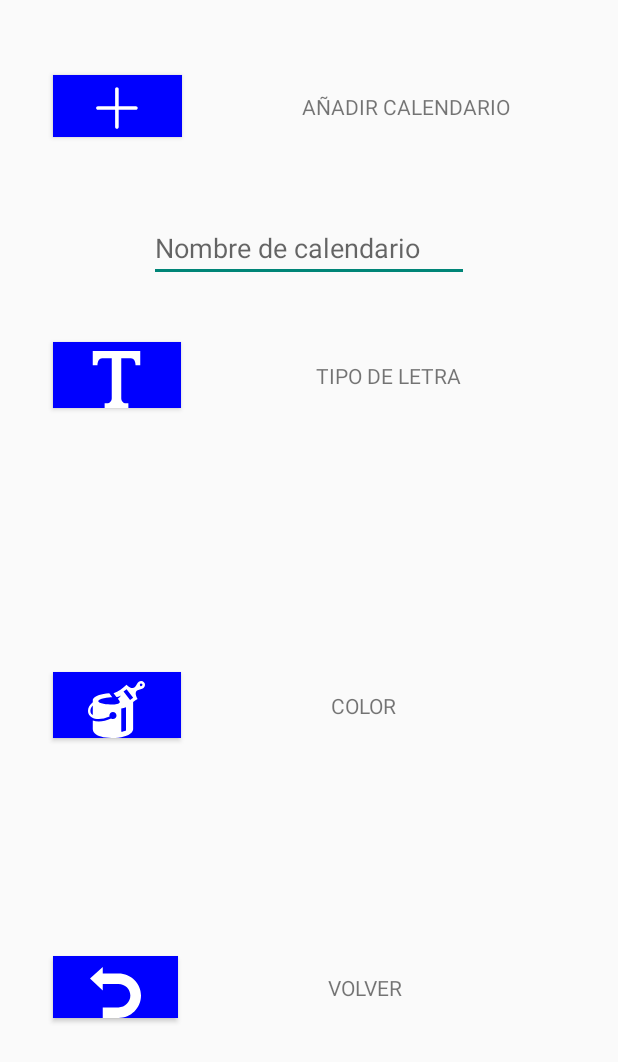
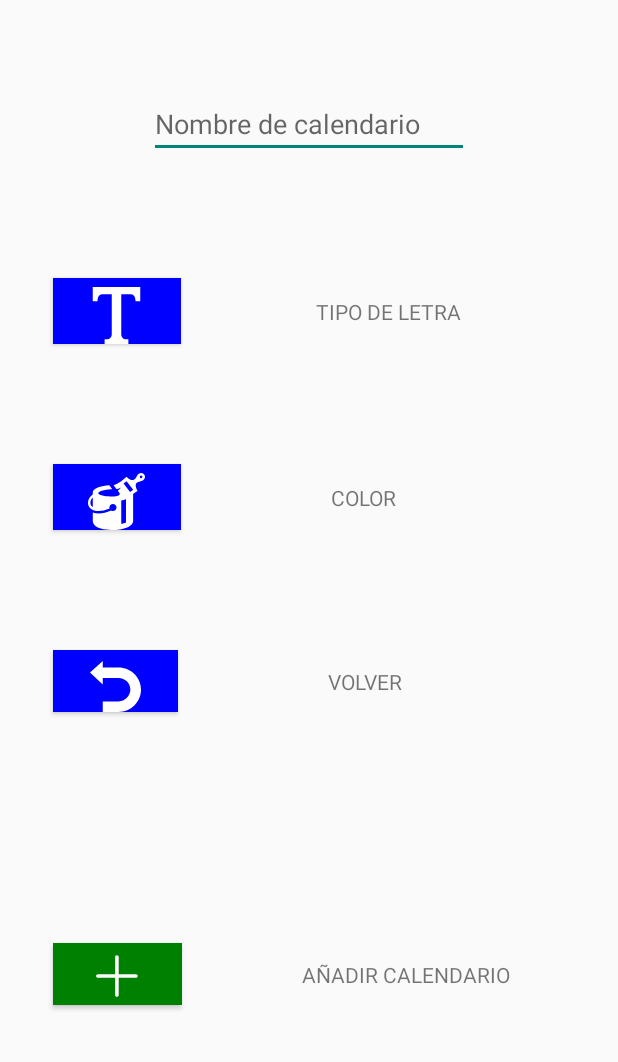
Before and after one commit to daniel-colmenares/TFG, an Android app: the layout crear_calendario.xml on its own in the app's theme, with its tools: preview values and no code run, on a phone screen of 412 x 824 dp. Shown: the top 1062 px of the screen. Run offline under Robolectric (Android 15) with nearby library versions, the phone set to English and light mode, and no system bars.

Commit message:
Edit evento arreglo pt.7

```diff
--- a/app/src/main/res/layout/activity_select_calendar.xml
+++ b/app/src/main/res/layout/activity_select_calendar.xml
@@ -115,7 +115,7 @@
         android:layout_width="wrap_content"
         android:layout_height="wrap_content"
         android:layout_marginBottom="40dp"
-        android:text="AJUSTES"
+        android:text="FILTROS"
         android:layout_marginTop="25dp"
         android:textColor="@color/black"
         app:layout_constraintEnd_toEndOf="parent"
--- a/app/src/main/res/layout/crear_calendario.xml
+++ b/app/src/main/res/layout/crear_calendario.xml
@@ -14,7 +14,6 @@
         android:layout_marginBottom="49dp"
         android:background="@color/blue"
         android:drawableBottom="@drawable/ic_color"
-        app:layout_constraintBottom_toTopOf="@+id/buttonCancelar"
         app:layout_constraintStart_toStartOf="parent"
         app:layout_constraintTop_toBottomOf="@+id/buttonLetra" />
 
@@ -23,7 +22,7 @@
         android:layout_marginLeft="35dp"
         android:layout_width="85dp"
         android:layout_height="44dp"
-        android:layout_marginTop="40dp"
+        android:layout_marginTop="80dp"
         android:background="@color/blue"
         android:drawableBottom="@drawable/ic_font"
         app:layout_constraintStart_toStartOf="parent"
@@ -34,24 +33,24 @@
         android:layout_width="86dp"
         android:layout_height="41dp"
         android:layout_marginLeft="35dp"
-        android:layout_marginTop="50dp"
-        android:background="@color/blue"
+        android:layout_marginTop="80dp"
+        android:layout_marginBottom="80dp"
+        android:background="@color/green"
         android:drawableBottom="@drawable/ic_new"
         android:textColor="@color/white"
-        app:layout_constraintBottom_toTopOf="@+id/editTextNombreCalendario"
+        app:layout_constraintBottom_toBottomOf="parent"
         app:layout_constraintStart_toStartOf="parent"
-        app:layout_constraintTop_toTopOf="parent" />
+        app:layout_constraintTop_toBottomOf="@+id/buttonCancelar" />
 
     <Button
         android:id="@+id/buttonCancelar"
         android:layout_width="83dp"
         android:layout_height="41dp"
         android:layout_marginLeft="35dp"
-        android:layout_marginBottom="49dp"
         android:background="@color/blue"
         android:drawableBottom="@drawable/ic_back"
         android:textColor="@color/white"
-        app:layout_constraintBottom_toBottomOf="parent"
+        android:layout_marginTop="80dp"
         app:layout_constraintStart_toStartOf="parent"
         app:layout_constraintTop_toBottomOf="@+id/buttonColor" />
 
@@ -59,13 +58,13 @@
         android:id="@+id/editTextNombreCalendario"
         android:layout_width="wrap_content"
         android:layout_height="wrap_content"
-        android:layout_marginTop="51dp"
         android:ems="10"
+        android:layout_marginTop="60dp"
         android:hint="Nombre de calendario"
         android:inputType="textPersonName"
         app:layout_constraintEnd_toEndOf="parent"
         app:layout_constraintStart_toStartOf="parent"
-        app:layout_constraintTop_toBottomOf="@+id/button_crearcalendario" />
+        app:layout_constraintTop_toTopOf="parent" />
 
     <TextView
         android:id="@+id/textView5"
```
Also changed, not shown: app/src/main/java/com/example/tfg/EventRecyclerAdapter.java (+6 -1 lines), app/src/main/java/com/example/tfg/SelectCalendarActivity.java (+27 -6 lines).
